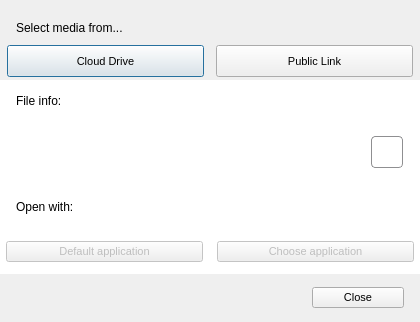
Qt form Source/MEGASync/gui/linux/StreamingFromMegaDialog.ui (meganz/MEGAsync) before a commit.
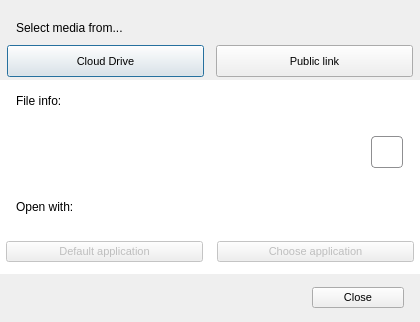
The same form after that commit. Icons and pictures are not drawn.

Commit message: Translation fixes Updated translation source file GUI fixes

```diff
--- a/Source/MEGASync/gui/linux/StreamingFromMegaDialog.ui
+++ b/Source/MEGASync/gui/linux/StreamingFromMegaDialog.ui
@@ -201,7 +201,7 @@
             </size>
            </property>
            <property name="text">
-            <string>Public Link</string>
+            <string>Public link</string>
            </property>
           </widget>
          </item>
```
Left out of the diff: 2 changed lines with no effect on the pictures. The commit also changes 6 other files.
